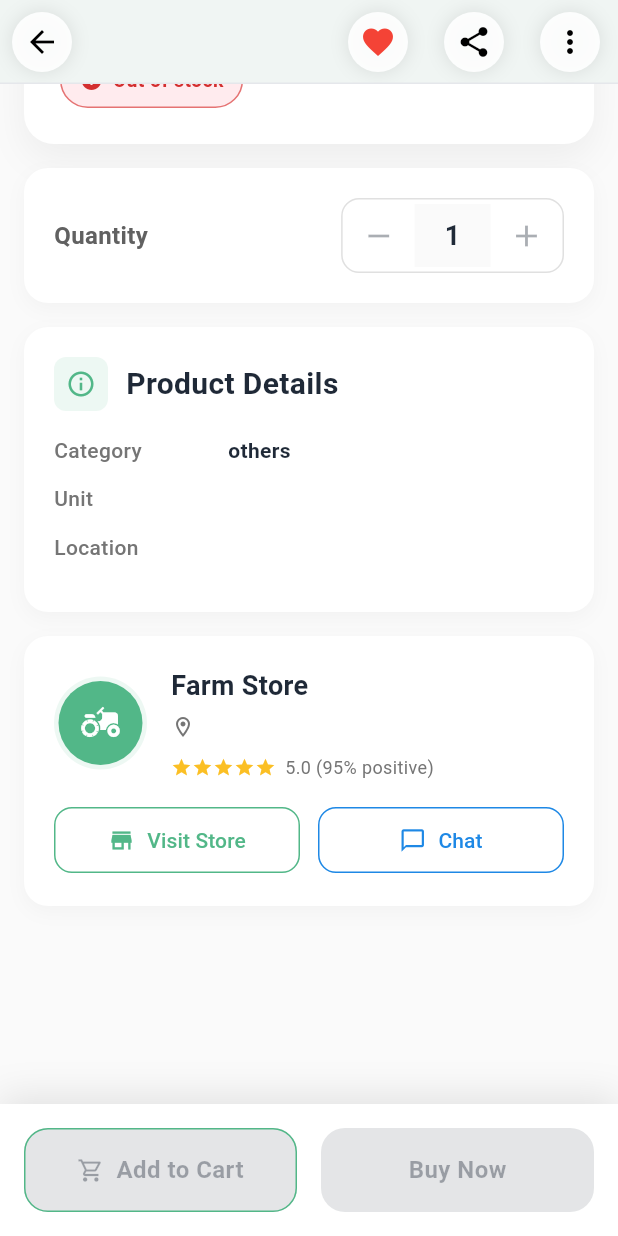
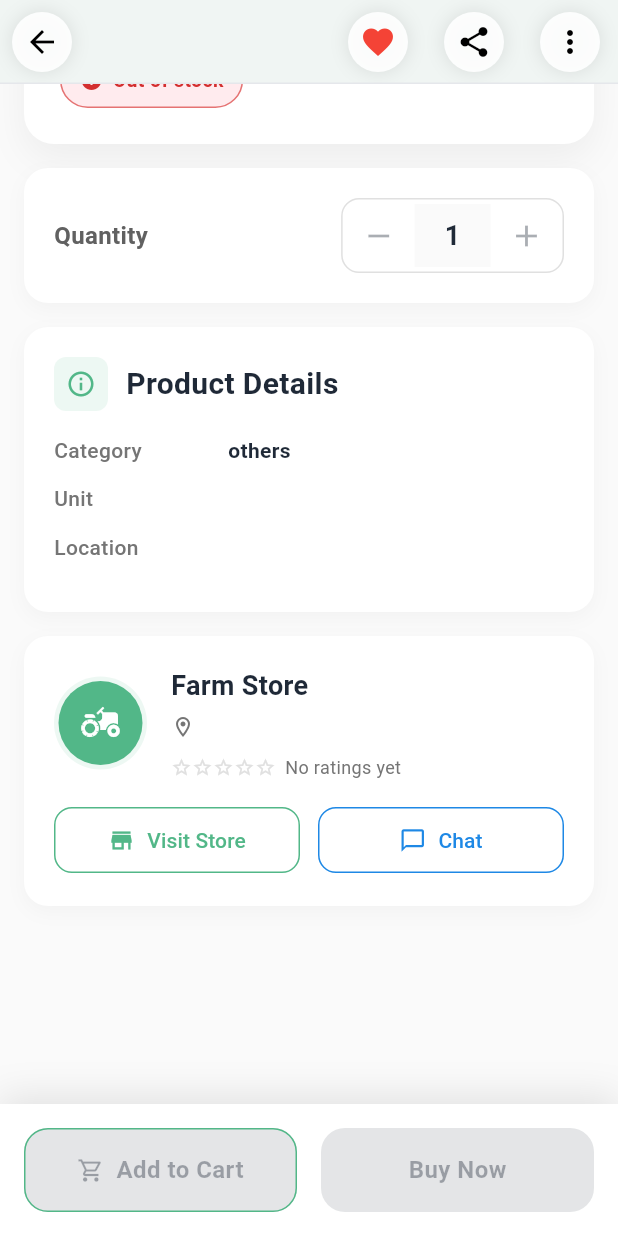
Before and after one commit to Saiky-edric/agrilink, a Flutter app: the ModernProductDetailsScreen screen opened directly with empty values, scrolled down 554 dp, on a phone screen of 412 x 824 dp. Run offline on Flutter 3.47's test engine with Material 3 defaults, Android fonts, the phone set to English and light mode, and no system bars; our stand-ins replace cached_network_image, equatable, fl_chart, flutter_carousel_widget, go_router, google_sign_in and 8 more; missing offline and left inert: flutter_facebook_auth; accounts and stored records are empty; project files that could hold a hidden picture were left out.

Commit message:
fix: Display accurate store rating from seller_statistics on product details
- Replaced hardcoded '5.0 (95% positive)' with actual store rating
- Fetches average_rating and total_reviews from seller_statistics table
- Uses StarRatingDisplay widget for consistent rating visualization
- Shows 'No ratings yet' when store has no reviews
- Displays review count (e.g., '4.5 (23 reviews)')
- Improves accuracy and trustworthiness of store information

```diff
--- a/lib/features/buyer/screens/modern_product_details_screen.dart
+++ b/lib/features/buyer/screens/modern_product_details_screen.dart
@@ -92,7 +92,8 @@ class _ModernProductDetailsScreenState extends State<ModernProductDetailsScreen>
                 barangay,
                 subscription_tier,
                 subscription_expires_at,
-                farmer_verifications!farmer_verifications_farmer_id_fkey(farm_name, status)
+                farmer_verifications!farmer_verifications_farmer_id_fkey(farm_name, status),
+                seller_statistics!seller_statistics_seller_id_fkey(average_rating, total_reviews, total_sales)
               ''')
               .eq('id', product.farmerId)
               .single();
@@ -1170,20 +1171,41 @@ class _ModernProductDetailsScreenState extends State<ModernProductDetailsScreen>
                     const SizedBox(height: 8),
                     Row(
                       children: [
-                        Row(
-                          children: List.generate(5, (index) => Icon(
-                            Icons.star,
+                        // Get actual store rating
+                        Builder(
+                          builder: (context) {
+                            double storeRating = 0.0;
+                            int totalReviews = 0;
+
+                            if (_farmerStoreData != null) {
+                              final sellerStats = _farmerStoreData!['seller_statistics'];
+                              if (sellerStats is List && sellerStats.isNotEmpty) {
+                                storeRating = (sellerStats.first['average_rating'] ?? 0.0).toDouble();
+                                totalReviews = sellerStats.first['total_reviews'] ?? 0;
+                              }
+                            }
+
+                            return Row(
+                              children: [
+                                StarRatingDisplay(
+                                  rating: storeRating,
                                   size: 14,
-                            color: index < 5 ? AppTheme.featuredGold : Colors.grey.shade300,
-                          )),
+                                  color: AppTheme.featuredGold,
+                                  emptyColor: Colors.grey.shade300,
                                 ),
                                 const SizedBox(width: 6),
                                 Text(
-                          '5.0 (95% positive)',
+                                  storeRating > 0
+                                      ? '${storeRating.toStringAsFixed(1)} ($totalReviews ${totalReviews == 1 ? 'review' : 'reviews'})'
+                                      : 'No ratings yet',
                                   style: TextStyle(
                                     fontSize: 12,
                                     color: Colors.grey.shade600,
                                   ),
+                                ),
+                              ],
+                            );
+                          },
                         ),
                       ],
                     ),
```
Lines whose indentation alone changed are shown as unchanged.
